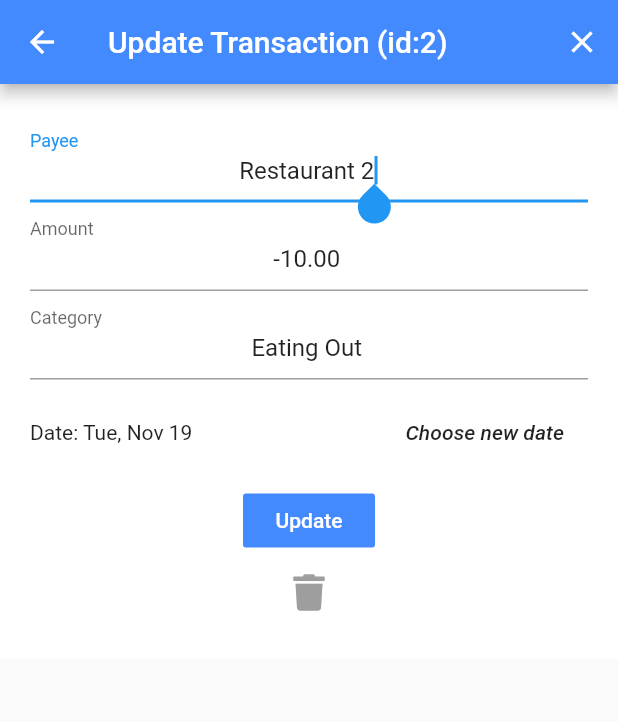
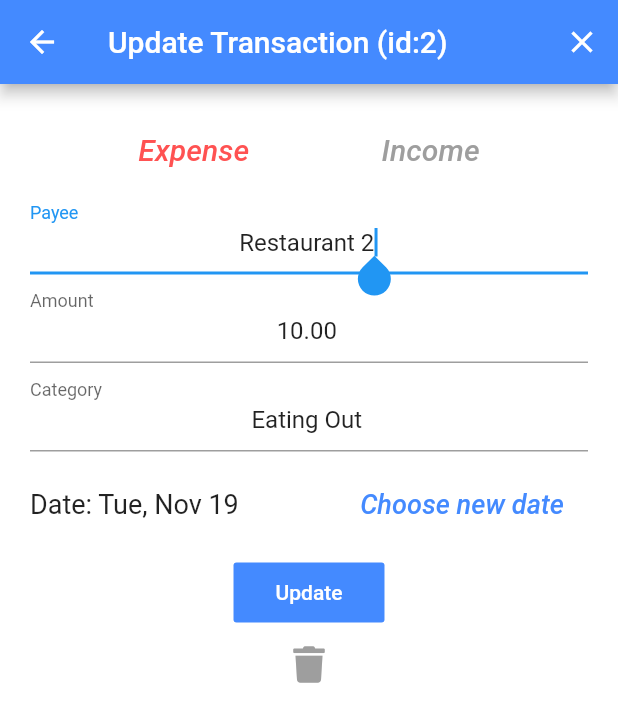
Before and after one commit to viqizevic/dompetku, a Flutter app: the screen it shows after launch, after a tap on "19", on a phone screen of 412 x 824 dp. Shown: the top 722 px of the screen. Run offline on Flutter 3.47's test engine with Material 2 defaults, Android fonts, the phone set to English and light mode, and no system bars; our stand-ins replace font_awesome_flutter, sqflite; accounts and stored records are empty.

Commit message:
Show expense or income buttons

```diff
--- a/lib/screens/update_transaction_screen.dart
+++ b/lib/screens/update_transaction_screen.dart
@@ -20,23 +20,34 @@ class _UpdateTransactionScreenState extends State<UpdateTransactionScreen> {
   final amountController = TextEditingController();
   final categoryController = TextEditingController();
   DateTime _selectedDate = DateTime.now();
+  bool _isAnExpense = true;
   bool _inputIsInvalid = false;
 
   @override
   void initState() {
     super.initState();
+    _isAnExpense = widget.transaction.isAnExpense;
     payeeController.text = widget.transaction.payee;
-    amountController.text = widget.transaction.amount.toStringAsFixed(2);
+    amountController.text = widget.transaction.amount.abs().toStringAsFixed(2);
     categoryController.text = widget.transaction.category;
     _selectedDate = widget.transaction.date;
+  }
+
+  void _toggleType() {
+    setState(() {
+      _isAnExpense = !_isAnExpense;
+    });
   }
 
   void _updateData() {
     String enteredPayee = payeeController.text;
     double enteredAmount = 0;
     if (amountController.text.isNotEmpty) {
-      enteredAmount = double.parse(amountController.text);
+      enteredAmount = double.parse(amountController.text).abs();
       enteredAmount = double.parse(enteredAmount.toStringAsFixed(2));
+      if (_isAnExpense) {
+        enteredAmount = -1 * enteredAmount;
+      }
     }
     String enteredCategory = categoryController.text;
     if (enteredCategory.isEmpty) {
@@ -106,6 +117,33 @@ class _UpdateTransactionScreenState extends State<UpdateTransactionScreen> {
           ),
           child: Column(
             children: <Widget>[
+              Row(
+                mainAxisAlignment: MainAxisAlignment.spaceEvenly,
+                children: <Widget>[
+                  FlatButton(
+                    child: Text(
+                      'Expense',
+                      style: TextStyle(
+                        color: _isAnExpense ? Colors.redAccent : Colors.grey,
+                        fontStyle: FontStyle.italic,
+                        fontSize: 20,
+                      ),
+                    ),
+                    onPressed: _toggleType,
+                  ),
+                  FlatButton(
+                    child: Text(
+                      'Income',
+                      style: TextStyle(
+                        color: !_isAnExpense ? Colors.green : Colors.grey,
+                        fontStyle: FontStyle.italic,
+                        fontSize: 20,
+                      ),
+                    ),
+                    onPressed: _toggleType,
+                  ),
+                ],
+              ),
               TextField(
                 controller: payeeController,
                 autofocus: true,
@@ -132,11 +170,17 @@ class _UpdateTransactionScreenState extends State<UpdateTransactionScreen> {
                   children: <Widget>[
                     Expanded(
                         child: Text(
-                            'Date: ${DateFormat.MMMEd().format(_selectedDate)}')),
+                      'Date: ${DateFormat.MMMEd().format(_selectedDate)}',
+                      style: TextStyle(fontSize: 18),
+                    )),
                     FlatButton(
                       child: Text(
                         'Choose new date',
-                        style: TextStyle(fontStyle: FontStyle.italic),
+                        style: TextStyle(
+                          color: Colors.blueAccent,
+                          fontStyle: FontStyle.italic,
+                          fontSize: 18,
+                        ),
                       ),
                       onPressed: _showDatePicker,
                     ),
@@ -154,10 +198,13 @@ class _UpdateTransactionScreenState extends State<UpdateTransactionScreen> {
                 visible: _inputIsInvalid,
               ),
               FlatButton(
-                child: Text(
-                  'Update',
-                  style: TextStyle(
-                    color: Colors.white,
+                child: Padding(
+                  padding: const EdgeInsets.all(12.0),
+                  child: Text(
+                    'Update',
+                    style: TextStyle(
+                      color: Colors.white,
+                    ),
                   ),
                 ),
                 color: Colors.blueAccent,
--- a/lib/todos.txt
+++ b/lib/todos.txt
@@ -1,8 +1,8 @@
 
 TODO
-_ User can select between Expense and Income per buttons
 
 DONE
+_ User can select between Expense and Income per buttons
 _ Show transactions from last session
 _ Show add form in a new screen
 _ User can delete transaction
```
Also changed, not shown: lib/screens/add_transaction_screen.dart (+52 -8 lines).
